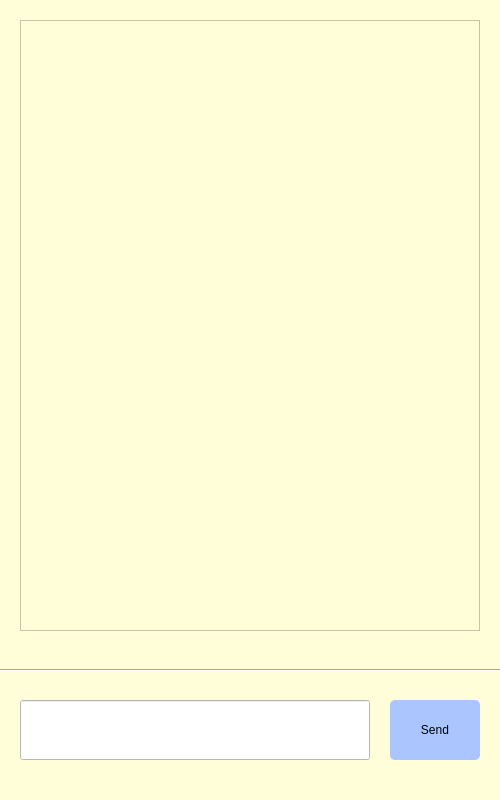
kimnanhee/learning, file chapter 6/chat.ui: the form before one commit.
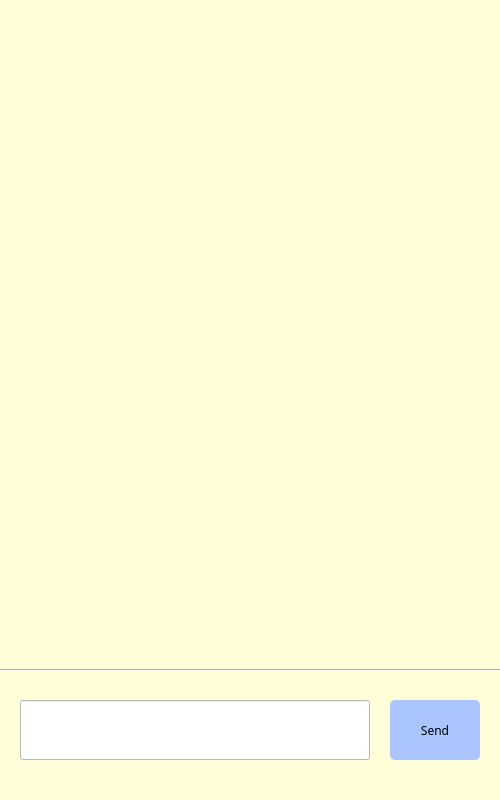
The form after the commit.

```diff
--- a/chapter 6/chat.ui
+++ b/chapter 6/chat.ui
@@ -26,6 +26,11 @@
       <height>60</height>
      </rect>
     </property>
+    <property name="font">
+     <font>
+      <family>굴림</family>
+     </font>
+    </property>
     <property name="styleSheet">
      <string notr="true">background-color: rgb(170, 197, 255);
 border-radius : 5px;</string>
@@ -63,28 +68,98 @@
      <enum>Qt::Horizontal</enum>
     </property>
    </widget>
-   <widget class="QScrollArea" name="scrollArea">
+   <widget class="QWidget" name="verticalLayoutWidget">
     <property name="geometry">
      <rect>
       <x>20</x>
-      <y>20</y>
-      <width>460</width>
-      <height>611</height>
+      <y>10</y>
+      <width>461</width>
+      <height>621</height>
      </rect>
     </property>
-    <property name="widgetResizable">
-     <bool>true</bool>
-    </property>
-    <widget class="QWidget" name="scrollAreaWidgetContents">
-     <property name="geometry">
-      <rect>
-       <x>0</x>
-       <y>0</y>
-       <width>458</width>
-       <height>609</height>
-      </rect>
-     </property>
-    </widget>
+    <layout class="QVBoxLayout" name="verticalLayout">
+     <item>
+      <widget class="QLabel" name="label_user_1">
+       <property name="font">
+        <font>
+         <family>굴림</family>
+        </font>
+       </property>
+       <property name="text">
+        <string> </string>
+       </property>
+       <property name="alignment">
+        <set>Qt::AlignRight|Qt::AlignTrailing|Qt::AlignVCenter</set>
+       </property>
+      </widget>
+     </item>
+     <item>
+      <widget class="QLabel" name="label_bot_1">
+       <property name="font">
+        <font>
+         <family>굴림</family>
+        </font>
+       </property>
+       <property name="text">
+        <string> </string>
+       </property>
+      </widget>
+     </item>
+     <item>
+      <widget class="QLabel" name="label_user_2">
+       <property name="font">
+        <font>
+         <family>굴림</family>
+        </font>
+       </property>
+       <property name="text">
+        <string> </string>
+       </property>
+       <property name="alignment">
+        <set>Qt::AlignRight|Qt::AlignTrailing|Qt::AlignVCenter</set>
+       </property>
+      </widget>
+     </item>
+     <item>
+      <widget class="QLabel" name="label_bot_2">
+       <property name="font">
+        <font>
+         <family>굴림</family>
+        </font>
+       </property>
+       <property name="text">
+        <string> </string>
+       </property>
+      </widget>
+     </item>
+     <item>
+      <widget class="QLabel" name="label_user_3">
+       <property name="font">
+        <font>
+         <family>굴림</family>
+        </font>
+       </property>
+       <property name="text">
+        <string> </string>
+       </property>
+       <property name="alignment">
+        <set>Qt::AlignRight|Qt::AlignTrailing|Qt::AlignVCenter</set>
+       </property>
+      </widget>
+     </item>
+     <item>
+      <widget class="QLabel" name="label_bot_3">
+       <property name="font">
+        <font>
+         <family>굴림</family>
+        </font>
+       </property>
+       <property name="text">
+        <string> </string>
+       </property>
+      </widget>
+     </item>
+    </layout>
    </widget>
   </widget>
   <widget class="QMenuBar" name="menubar">
```
Left out of the diff: 5 changed lines with no effect on the pictures.
